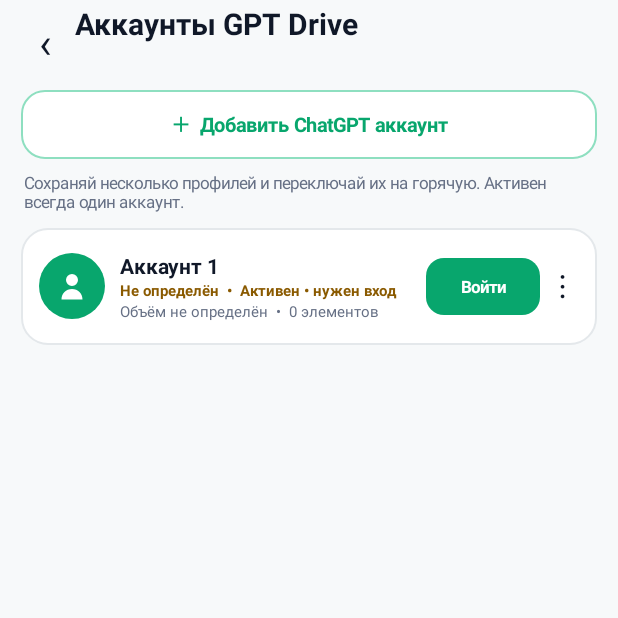
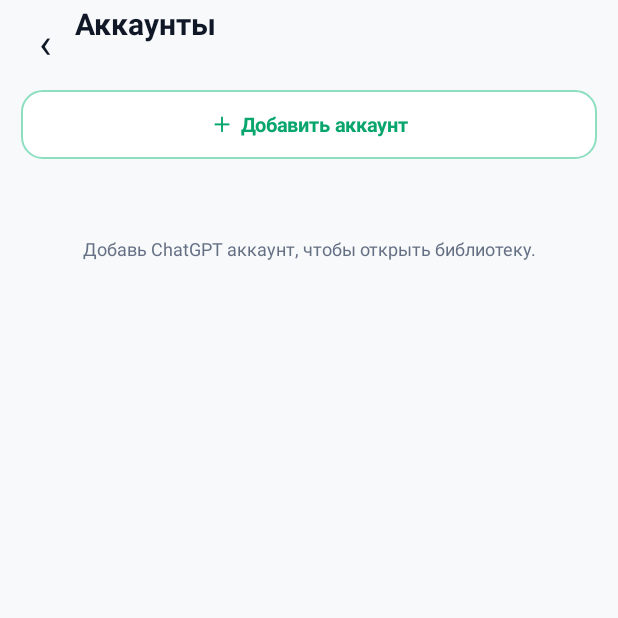
Before and after one commit to mallstorm/GPTDrive, an Android app: the AccountManagerActivity screen opened directly, with no data from a screen before it, on a phone screen of 412 x 824 dp, the top half of it. Run offline under Robolectric (Android 15) with nearby library versions, the phone set to English and light mode, and no system bars.

Commit message:
Make account screen transactional and remove pre-login placeholder UI

```diff
--- a/app/src/main/java/com/gptdrive/app/AccountManagerActivity.java
+++ b/app/src/main/java/com/gptdrive/app/AccountManagerActivity.java
@@ -16,76 +16,247 @@ import android.widget.PopupWindow;
 import android.widget.ScrollView;
 import android.widget.TextView;
 import android.widget.Toast;
+
+import java.util.ArrayList;
 import java.util.List;
 
+/** Clean account switcher. Only successfully authorized ChatGPT accounts are shown. */
 public final class AccountManagerActivity extends Activity {
-    private static final String AUTHORITY="com.gptdrive.app.documents";
-    private static final int GREEN=0xFF08A66D, GREEN_SOFT=0xFFE5F8F1, TEXT=0xFF101828, MUTED=0xFF667085, BG=0xFFF7F9FA;
+    private static final String AUTHORITY = "com.gptdrive.app.documents";
+    private static final int GREEN = 0xFF08A66D;
+    private static final int TEXT = 0xFF101828;
+    private static final int MUTED = 0xFF667085;
+    private static final int BG = 0xFFF7F9FA;
     private DriveDb db;
     private LinearLayout list;
+    private TextView addButton;
 
-    @Override protected void onCreate(Bundle state){super.onCreate(state);db=new DriveDb(this);buildUi();}
-    @Override protected void onResume(){super.onResume();render();}
+    @Override protected void onCreate(Bundle state) {
+        super.onCreate(state);
+        db = new DriveDb(this);
+        buildUi();
+    }
 
-    private void buildUi(){
-        LinearLayout root=new LinearLayout(this);root.setOrientation(LinearLayout.VERTICAL);root.setBackgroundColor(BG);
-        LinearLayout bar=new LinearLayout(this);bar.setGravity(Gravity.CENTER_VERTICAL);bar.setPadding(dp(10),0,dp(12),0);
-        TextView back=text("‹",28,false);back.setGravity(Gravity.CENTER);back.setOnClickListener(v->finish());bar.addView(back,new LinearLayout.LayoutParams(dp(40),dp(52)));
-        TextView title=text("Аккаунты GPT Drive",20,true);title.setSingleLine(true);bar.addView(title,new LinearLayout.LayoutParams(0,dp(52),1));
-        root.addView(bar,new LinearLayout.LayoutParams(-1,dp(56)));
+    @Override protected void onResume() {
+        super.onResume();
+        render();
+    }
 
-        TextView add=text("＋  Добавить ChatGPT аккаунт",13,true);add.setGravity(Gravity.CENTER);add.setTextColor(GREEN);add.setBackground(round(Color.WHITE,15,0xFF8EDFC0,1));add.setOnClickListener(v->addAccount());
-        LinearLayout.LayoutParams ap=new LinearLayout.LayoutParams(-1,dp(46));ap.setMargins(dp(14),dp(4),dp(14),dp(8));root.addView(add,ap);
+    private void buildUi() {
+        LinearLayout root = new LinearLayout(this);
+        root.setOrientation(LinearLayout.VERTICAL);
+        root.setBackgroundColor(BG);
 
-        TextView hint=text("Сохраняй несколько профилей и переключай их на горячую. Активен всегда один аккаунт.",11,false);hint.setTextColor(MUTED);hint.setPadding(dp(16),0,dp(16),dp(10));root.addView(hint);
-        ScrollView sc=new ScrollView(this);list=new LinearLayout(this);list.setOrientation(LinearLayout.VERTICAL);list.setPadding(dp(14),0,dp(14),dp(18));sc.addView(list);root.addView(sc,new LinearLayout.LayoutParams(-1,0,1));
+        LinearLayout bar = new LinearLayout(this);
+        bar.setGravity(Gravity.CENTER_VERTICAL);
+        bar.setPadding(dp(10), 0, dp(12), 0);
+        TextView back = text("‹", 28, false);
+        back.setGravity(Gravity.CENTER);
+        back.setOnClickListener(v -> finish());
+        bar.addView(back, new LinearLayout.LayoutParams(dp(40), dp(52)));
+        TextView title = text("Аккаунты", 20, true);
+        title.setSingleLine(true);
+        bar.addView(title, new LinearLayout.LayoutParams(0, dp(52), 1));
+        root.addView(bar, new LinearLayout.LayoutParams(-1, dp(56)));
+
+        addButton = text("＋  Добавить аккаунт", 13, true);
+        addButton.setGravity(Gravity.CENTER);
+        addButton.setTextColor(GREEN);
+        addButton.setBackground(round(Color.WHITE, 14, 0xFF8EDFC0, 1));
+        addButton.setOnClickListener(v -> addAccount());
+        LinearLayout.LayoutParams ap = new LinearLayout.LayoutParams(-1, dp(46));
+        ap.setMargins(dp(14), dp(4), dp(14), dp(10));
+        root.addView(addButton, ap);
+
+        ScrollView sc = new ScrollView(this);
+        sc.setFillViewport(true);
+        list = new LinearLayout(this);
+        list.setOrientation(LinearLayout.VERTICAL);
+        list.setPadding(dp(14), 0, dp(14), dp(18));
+        sc.addView(list);
+        root.addView(sc, new LinearLayout.LayoutParams(-1, 0, 1));
         setContentView(root);
     }
 
-    private void render(){
-        if(list==null)return;list.removeAllViews();
-        for(AccountProfile a:db.listAccounts()) list.addView(row(a));
+    private void render() {
+        if (list == null) return;
+        list.removeAllViews();
+        List<AccountProfile> registered = registeredAccounts();
+        for (AccountProfile a : registered) list.addView(row(a));
+
+        if (registered.isEmpty()) {
+            TextView empty = text("Добавь ChatGPT аккаунт, чтобы открыть библиотеку.", 12, false);
+            empty.setTextColor(MUTED);
+            empty.setGravity(Gravity.CENTER);
+            list.addView(empty, new LinearLayout.LayoutParams(-1, dp(100)));
+        }
+
+        if (registered.size() >= ChatGptAuthActivity.MAX_ACCOUNTS) {
+            addButton.setText("Достигнут лимит: 20 аккаунтов");
+            addButton.setTextColor(MUTED);
+        } else {
+            addButton.setText("＋  Добавить аккаунт");
+            addButton.setTextColor(GREEN);
+        }
     }
 
-    private View row(AccountProfile a){
-        LinearLayout card=new LinearLayout(this);card.setGravity(Gravity.CENTER_VERTICAL);card.setPadding(dp(12),dp(9),dp(8),dp(9));card.setBackground(round(Color.WHITE,17,0xFFE4E8EB,1));
-        ImageView avatar=new ImageView(this);avatar.setImageResource(R.drawable.ic_account_24);avatar.setColorFilter(Color.WHITE);avatar.setPadding(dp(10),dp(10),dp(10),dp(10));avatar.setBackground(round(a.active?GREEN:0xFF98A2B3,22,0,0));card.addView(avatar,new LinearLayout.LayoutParams(dp(44),dp(44)));
-
-        LinearLayout info=new LinearLayout(this);info.setOrientation(LinearLayout.VERTICAL);info.setGravity(Gravity.CENTER_VERTICAL);info.setPadding(dp(10),0,dp(6),0);
-        TextView name=text(a.displayName(),14,true);name.setSingleLine(true);
-        String state=a.hasSession()?(a.active?"Активен":"Сессия сохранена"):(a.active?"Активен • нужен вход":"Нужен вход");
-        TextView plan=text(a.planLabel()+"  •  "+state,10,true);plan.setTextColor(a.hasSession()?0xFF06764E:0xFF8A5A00);
-        long known=db.knownStorageBytes(a.id);String storage=a.hasRemoteQuota()?MainActivity.formatBytes(a.remoteUsedBytes)+" / "+MainActivity.formatBytes(a.remoteQuotaBytes):(known>0?MainActivity.formatBytes(known)+" индексировано":"Объём не определён");
-        TextView meta=text(storage+"  •  "+db.countAll(a.id)+" элементов",10,false);meta.setTextColor(MUTED);meta.setSingleLine(true);
-        info.addView(name);info.addView(plan);info.addView(meta);card.addView(info,new LinearLayout.LayoutParams(0,dp(54),1));
-
-        TextView action=text(actionLabel(a),11,true);action.setGravity(Gravity.CENTER);action.setTextColor(a.active&&a.hasSession()?MUTED:Color.WHITE);action.setBackground(round(a.active&&a.hasSession()?0xFFF0F2F4:GREEN,12,0,0));action.setEnabled(!(a.active&&a.hasSession()));action.setOnClickListener(v->act(a));
-        card.addView(action,new LinearLayout.LayoutParams(dp(76),dp(38)));
-        TextView more=text("⋮",21,false);more.setGravity(Gravity.CENTER);more.setOnClickListener(v->menu(v,a));card.addView(more,new LinearLayout.LayoutParams(dp(30),dp(42)));
-        if(!a.active)card.setOnClickListener(v->select(a));
-        LinearLayout.LayoutParams p=new LinearLayout.LayoutParams(-1,dp(78));p.setMargins(0,0,0,dp(7));card.setLayoutParams(p);return card;
+    private List<AccountProfile> registeredAccounts() {
+        ArrayList<AccountProfile> out = new ArrayList<>();
+        for (AccountProfile a : db.listAccounts()) {
+            boolean hasIdentity = a.email != null && !a.email.trim().isEmpty();
+            if (a.hasSession() || hasIdentity) out.add(a);
+        }
+        return out;
     }
 
-    private String actionLabel(AccountProfile a){if(!a.hasSession())return"Войти";return a.active?"Активен":"Выбрать";}
-    private void act(AccountProfile a){if(!a.hasSession())login(a,true);else if(!a.active)select(a);}
+    private View row(AccountProfile a) {
+        LinearLayout card = new LinearLayout(this);
+        card.setGravity(Gravity.CENTER_VERTICAL);
+        card.setPadding(dp(12), dp(8), dp(8), dp(8));
+        card.setBackground(round(Color.WHITE, 15, 0xFFE4E8EB, 1));
 
-    private void select(AccountProfile a){AccountSession.switchTo(this,a.id,()->{notifyRoots();Toast.makeText(this,"Переключено: "+a.displayName(),Toast.LENGTH_SHORT).show();render();});}
-    private void login(AccountProfile a,boolean fresh){Intent i=new Intent(this,BrowserActivity.class);i.putExtra(BrowserActivity.EXTRA_SECTION,"Library");i.putExtra(BrowserActivity.EXTRA_ACCOUNT_ID,a.id);i.putExtra(BrowserActivity.EXTRA_NEW_LOGIN,fresh);startActivity(i);}
-    private void addAccount(){long id=db.addAccount("Новый аккаунт");AccountProfile a=db.accountById(id);login(a,true);}
+        ImageView avatar = new ImageView(this);
+        avatar.setImageResource(R.drawable.ic_account_24);
+        avatar.setColorFilter(Color.WHITE);
+        avatar.setPadding(dp(10), dp(10), dp(10), dp(10));
+        avatar.setBackground(round(a.active ? GREEN : 0xFF98A2B3, 21, 0, 0));
+        card.addView(avatar, new LinearLayout.LayoutParams(dp(42), dp(42)));
 
-    private void menu(View anchor,AccountProfile a){
-        LinearLayout panel=new LinearLayout(this);panel.setOrientation(LinearLayout.VERTICAL);panel.setPadding(dp(5),dp(5),dp(5),dp(5));panel.setBackground(round(Color.WHITE,14,0xFFE4E8EB,1));
-        TextView sync=popupAction(a.hasSession()?"Открыть и синхронизировать":"Войти в аккаунт");panel.addView(sync,new LinearLayout.LayoutParams(-1,dp(44)));
-        TextView del=popupAction("Удалить аккаунт");del.setTextColor(0xFFD92D20);panel.addView(del,new LinearLayout.LayoutParams(-1,dp(44)));
-        PopupWindow w=new PopupWindow(panel,dp(210),-2,true);w.setBackgroundDrawable(new ColorDrawable(Color.TRANSPARENT));w.setOutsideTouchable(true);w.setElevation(dp(10));
-        sync.setOnClickListener(v->{w.dismiss();login(a,!a.hasSession());});
-        del.setOnClickListener(v->{w.dismiss();if(a.active)Toast.makeText(this,"Сначала переключись на другой аккаунт",Toast.LENGTH_SHORT).show();else if(db.deleteAccount(a.id)){notifyRoots();render();}});
-        w.showAsDropDown(anchor,anchor.getWidth()-dp(210),-dp(2));
+        LinearLayout info = new LinearLayout(this);
+        info.setOrientation(LinearLayout.VERTICAL);
+        info.setGravity(Gravity.CENTER_VERTICAL);
+        info.setPadding(dp(10), 0, dp(6), 0);
+        TextView name = text(a.displayName(), 14, true);
+        name.setSingleLine(true);
+        TextView email = text(a.email == null ? "" : a.email, 10, false);
+        email.setTextColor(MUTED);
+        email.setSingleLine(true);
+        String status = a.active ? "Активен" : "Готов к переключению";
+        TextView plan = text(a.planLabel() + "  •  " + status, 10, true);
+        plan.setTextColor(a.active ? GREEN : MUTED);
+        info.addView(name);
+        if (!email.getText().toString().isEmpty()) info.addView(email);
+        info.addView(plan);
+        card.addView(info, new LinearLayout.LayoutParams(0, dp(54), 1));
+
+        TextView action = text(a.hasSession() ? (a.active ? "Активен" : "Выбрать") : "Войти", 11, true);
+        action.setGravity(Gravity.CENTER);
+        boolean disabled = a.active && a.hasSession();
+        action.setTextColor(disabled ? MUTED : Color.WHITE);
+        action.setBackground(round(disabled ? 0xFFF0F2F4 : GREEN, 11, 0, 0));
+        action.setEnabled(!disabled);
+        action.setOnClickListener(v -> {
+            if (!a.hasSession()) authorizeExisting(a);
+            else if (!a.active) select(a);
+        });
+        card.addView(action, new LinearLayout.LayoutParams(dp(76), dp(36)));
+
+        TextView more = text("⋮", 20, false);
+        more.setGravity(Gravity.CENTER);
+        more.setOnClickListener(v -> menu(v, a));
+        card.addView(more, new LinearLayout.LayoutParams(dp(28), dp(40)));
+        if (!a.active && a.hasSession()) card.setOnClickListener(v -> select(a));
+
+        LinearLayout.LayoutParams p = new LinearLayout.LayoutParams(-1, dp(74));
+        p.setMargins(0, 0, 0, dp(7));
+        card.setLayoutParams(p);
+        return card;
     }
 
-    private TextView popupAction(String s){TextView t=text(s,12,false);t.setGravity(Gravity.CENTER_VERTICAL);t.setPadding(dp(12),0,dp(12),0);return t;}
-    private void notifyRoots(){try{getContentResolver().notifyChange(DocumentsContract.buildRootsUri(AUTHORITY),null);}catch(Exception ignored){}}
-    private TextView text(String s,int sp,boolean bold){TextView t=new TextView(this);t.setText(s);t.setTextSize(sp);t.setTextColor(TEXT);if(bold)t.setTypeface(Typeface.DEFAULT,Typeface.BOLD);return t;}
-    private GradientDrawable round(int color,int radius,int stroke,int strokeDp){GradientDrawable g=new GradientDrawable();g.setColor(color);g.setCornerRadius(dp(radius));if(strokeDp>0)g.setStroke(dp(strokeDp),stroke);return g;}
-    private int dp(int n){return Math.round(n*getResources().getDisplayMetrics().density);}
+    private void addAccount() {
+        if (registeredAccounts().size() >= ChatGptAuthActivity.MAX_ACCOUNTS) {
+            Toast.makeText(this, "Можно подключить не более 20 аккаунтов", Toast.LENGTH_SHORT).show();
+            return;
+        }
+        // Pending row is hidden from this screen and is removed automatically if
+        // the user cancels authorization.
+        long id = db.addAccount("Новый аккаунт");
+        Intent i = new Intent(this, ChatGptAuthActivity.class);
+        i.putExtra(ChatGptAuthActivity.EXTRA_ACCOUNT_ID, id);
+        i.putExtra(ChatGptAuthActivity.EXTRA_NEW_ACCOUNT, true);
+        startActivity(i);
+    }
+
+    private void authorizeExisting(AccountProfile a) {
+        Intent i = new Intent(this, ChatGptAuthActivity.class);
+        i.putExtra(ChatGptAuthActivity.EXTRA_ACCOUNT_ID, a.id);
+        i.putExtra(ChatGptAuthActivity.EXTRA_NEW_ACCOUNT, false);
+        startActivity(i);
+    }
+
+    private void select(AccountProfile a) {
+        AccountSession.switchTo(this, a.id, () -> {
+            notifyRoots();
+            Toast.makeText(this, "Переключено: " + a.displayName(), Toast.LENGTH_SHORT).show();
+            render();
+        });
+    }
+
+    private void menu(View anchor, AccountProfile a) {
+        LinearLayout panel = new LinearLayout(this);
+        panel.setOrientation(LinearLayout.VERTICAL);
+        panel.setPadding(dp(5), dp(5), dp(5), dp(5));
+        panel.setBackground(round(Color.WHITE, 12, 0xFFE4E8EB, 1));
+
+        if (!a.active) {
+            TextView choose = popupAction(a.hasSession() ? "Сделать активным" : "Войти");
+            panel.addView(choose, new LinearLayout.LayoutParams(-1, dp(42)));
+            choose.setOnClickListener(v -> {
+                PopupWindow p = findPopup(panel);
+                if (p != null) p.dismiss();
+                if (a.hasSession()) select(a); else authorizeExisting(a);
+            });
+        }
+        TextView del = popupAction("Удалить аккаунт");
+        del.setTextColor(0xFFD92D20);
+        panel.addView(del, new LinearLayout.LayoutParams(-1, dp(42)));
+
+        PopupWindow w = new PopupWindow(panel, dp(190), -2, true);
+        panel.setTag(w);
+        w.setBackgroundDrawable(new ColorDrawable(Color.TRANSPARENT));
+        w.setOutsideTouchable(true);
+        w.setElevation(dp(10));
+        del.setOnClickListener(v -> {
+            w.dismiss();
+            if (a.active) Toast.makeText(this, "Сначала переключись на другой аккаунт", Toast.LENGTH_SHORT).show();
+            else if (db.deleteAccount(a.id)) { notifyRoots(); render(); }
+        });
+        w.showAsDropDown(anchor, anchor.getWidth() - dp(190), -dp(2));
+    }
+
+    private PopupWindow findPopup(View panel) {
+        Object tag = panel.getTag();
+        return tag instanceof PopupWindow ? (PopupWindow) tag : null;
+    }
+
+    private TextView popupAction(String s) {
+        TextView t = text(s, 12, false);
+        t.setGravity(Gravity.CENTER_VERTICAL);
+        t.setPadding(dp(12), 0, dp(12), 0);
+        return t;
+    }
+
+    private void notifyRoots() {
+        try { getContentResolver().notifyChange(DocumentsContract.buildRootsUri(AUTHORITY), null); }
+        catch (Exception ignored) {}
+    }
+
+    private TextView text(String s, int sp, boolean bold) {
+        TextView t = new TextView(this);
+        t.setText(s);
+        t.setTextSize(sp);
+        t.setTextColor(TEXT);
+        if (bold) t.setTypeface(Typeface.DEFAULT, Typeface.BOLD);
+        return t;
+    }
+
+    private GradientDrawable round(int color, int radius, int stroke, int strokeDp) {
+        GradientDrawable g = new GradientDrawable();
+        g.setColor(color);
+        g.setCornerRadius(dp(radius));
+        if (strokeDp > 0) g.setStroke(dp(strokeDp), stroke);
+        return g;
+    }
+
+    private int dp(int n) { return Math.round(n * getResources().getDisplayMetrics().density); }
 }
```
